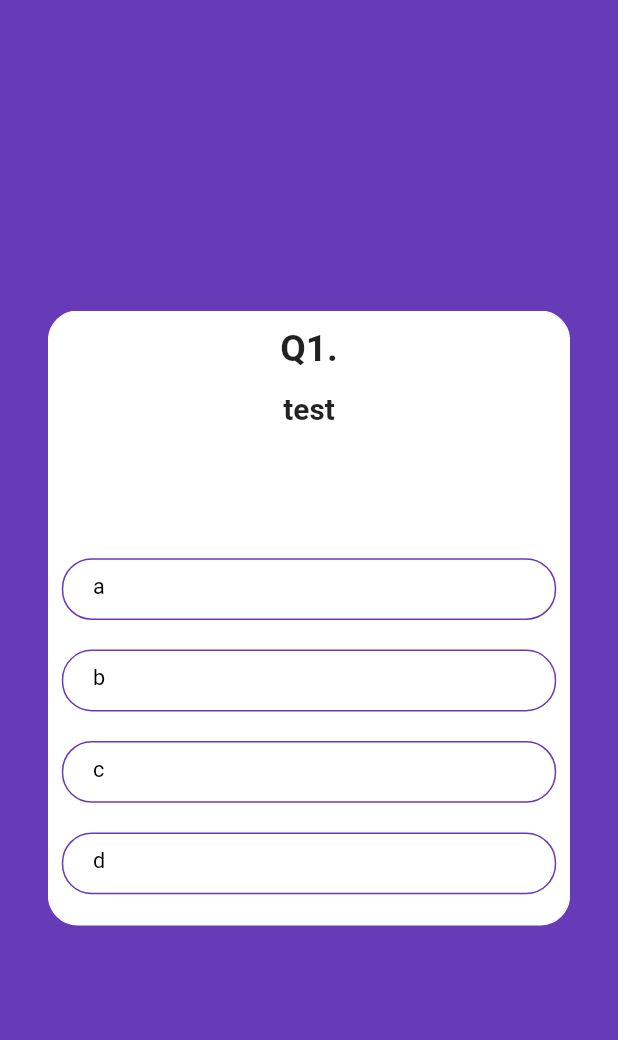
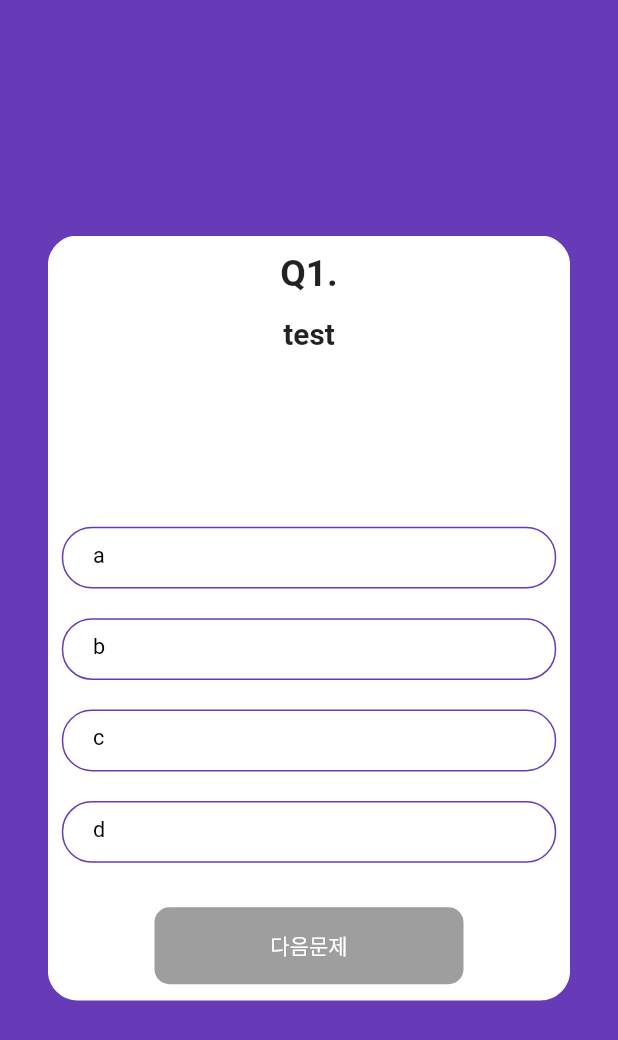
Before and after one commit to jg20228/flutter-quiz-app, a Flutter app: the screen it shows after launch, after a tap on "지금 퀴즈 풀기", on a phone screen of 412 x 824 dp. Shown: the top 1040 px of the screen. Run offline on Flutter 3.47's test engine with Material 2 defaults, Android fonts, the phone set to English and light mode, and no system bars; drawn by our look-alikes of auto_size_text; our stand-ins replace flutter_swiper.

Commit message:
퀴즈 앱 UI 완성

```diff
--- a/lib/screen/screen_home.dart
+++ b/lib/screen/screen_home.dart
@@ -32,7 +32,8 @@ class _HomeScreenState extends State<HomeScreen> {
     double width = screenSize.width;
     double height = screenSize.height;
 
-    return SafeArea(
+    return WillPopScope(
+      onWillPop: () async => false,
       child: Scaffold(
         appBar: AppBar(
           title: Text('My Quiz APP'),
--- a/lib/screen/screen_quiz.dart
+++ b/lib/screen/screen_quiz.dart
@@ -2,6 +2,7 @@ import 'package:auto_size_text/auto_size_text.dart';
 import 'package:flutter/material.dart';
 import 'package:flutter_swiper/flutter_swiper.dart';
 import 'package:quiz_app_test/model/model_quiz.dart';
+import 'package:quiz_app_test/screen/screen_result.dart';
 import 'package:quiz_app_test/widget/widget_candidate.dart';
 
 class QuizScreen extends StatefulWidget {
@@ -16,13 +17,14 @@ class _QuizScreenState extends State<QuizScreen> {
   List<int> _answers = [-1, -1, -1];
   List<bool> _answerState = [false, false, false, false];
   int _currentIndex = 0;
+  SwiperController _controller = SwiperController();
 
   @override
   Widget build(BuildContext context) {
     Size screenSize = MediaQuery.of(context).size;
 
     double width = screenSize.width;
-    double height = screenSize.height;
+    double height = screenSize.height + 200;
     return SafeArea(
       child: Scaffold(
         backgroundColor: Colors.deepPurple,
@@ -35,6 +37,7 @@ class _QuizScreenState extends State<QuizScreen> {
             width: width * 0.85,
             height: height * 0.5,
             child: Swiper(
+              controller: _controller,
               physics: NeverScrollableScrollPhysics(),
               loop: false,
               itemCount: widget.quizs.length,
@@ -85,6 +88,45 @@ class _QuizScreenState extends State<QuizScreen> {
           Column(
             children: _buildCandidates(width, quiz),
           ),
+          Container(
+            padding: EdgeInsets.all(width * 0.024),
+            child: Center(
+              child: ButtonTheme(
+                minWidth: width * 0.5,
+                height: height * 0.05,
+                shape: RoundedRectangleBorder(
+                  borderRadius: BorderRadius.circular(10),
+                ),
+                child: RaisedButton(
+                  child: _currentIndex == widget.quizs.length - 1
+                      ? Text('결과보기')
+                      : Text('다음문제'),
+                  textColor: Colors.white,
+                  color: Colors.deepPurple,
+                  onPressed: _answers[_currentIndex] == -1
+                      ? null
+                      : () {
+                          if (_currentIndex == widget.quizs.length - 1) {
+                            //
+                            Navigator.push(
+                              context,
+                              MaterialPageRoute(
+                                builder: (context) => ResultScreen(
+                                  answers: _answers,
+                                  quizs: widget.quizs,
+                                ),
+                              ),
+                            );
+                          } else {
+                            _answerState = [false, false, false, false];
+                            _currentIndex += 1;
+                            _controller.next();
+                          }
+                        },
+                ),
+              ),
+            ),
+          )
         ],
       ),
     );
@@ -105,6 +147,8 @@ class _QuizScreenState extends State<QuizScreen> {
                 if (j == i) {
                   _answerState[j] = true;
                   _answers[_currentIndex] = j;
+                  //print(_answers[_currentIndex]);
+                  //print(width);
                 } else {
                   _answerState[j] = false;
                 }
```
Also changed, not shown: lib/screen/screen_result.dart (added, +118 -0 lines).
